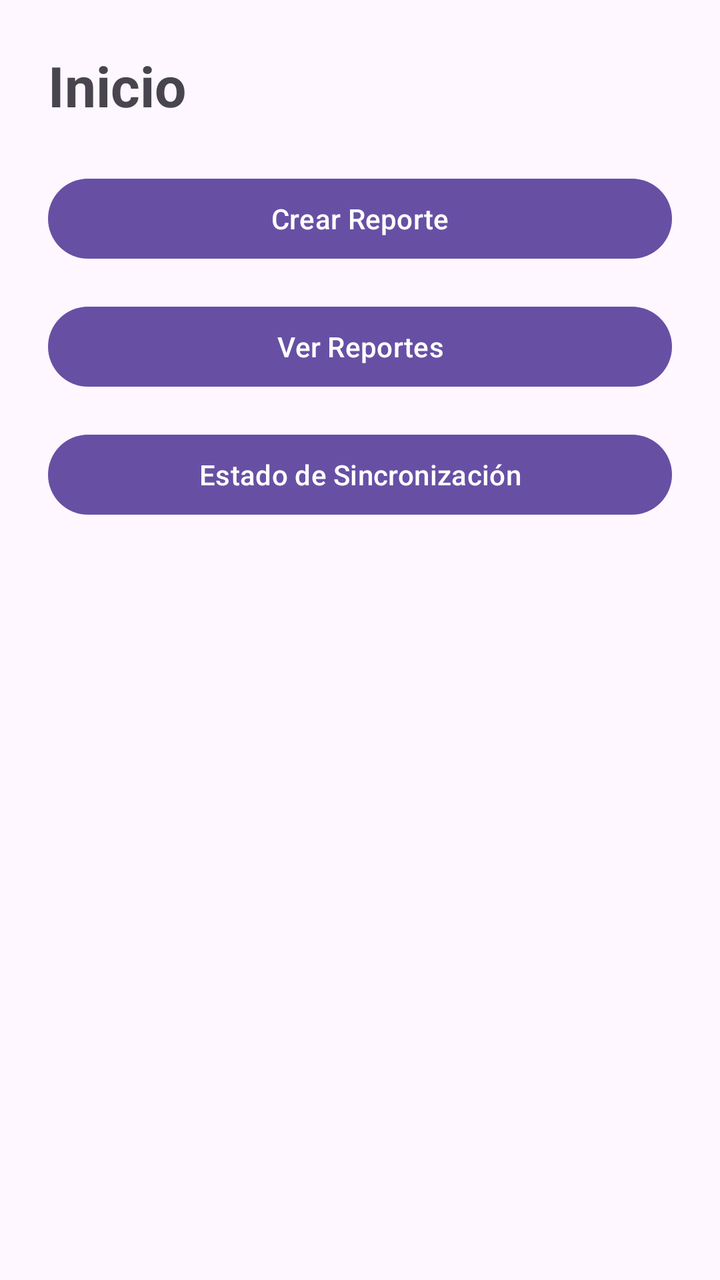
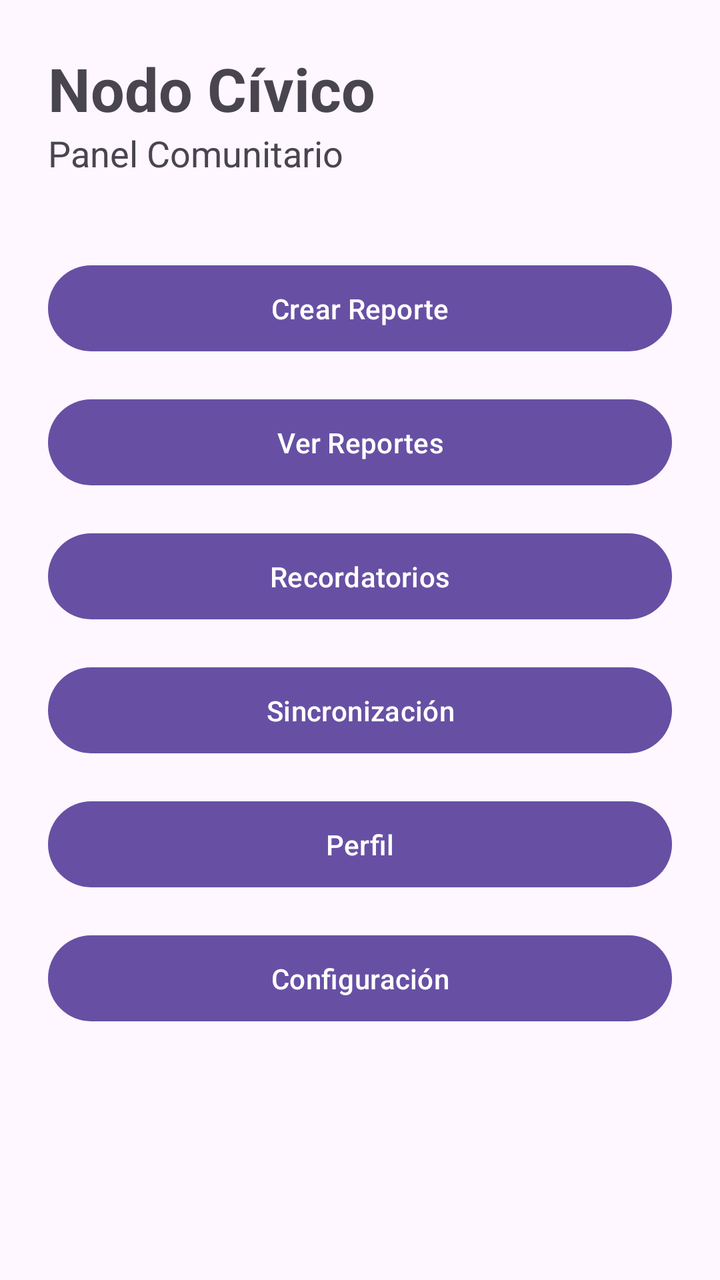

The first picture is an Android layout as it rendered before a commit; the second is the same layout after the commit. The layout source and the unified diff follow.
<!-- AndroidManifest.xml: application theme Theme.NodoCivico -->
<!-- res/layout/fragment_home.xml -->
<?xml version="1.0" encoding="utf-8"?>
<ScrollView xmlns:android="http://schemas.android.com/apk/res/android"
    android:layout_width="match_parent"
    android:layout_height="match_parent">

    <LinearLayout
        android:layout_width="match_parent"
        android:layout_height="wrap_content"
        android:orientation="vertical"
        android:padding="24dp">

        <TextView
            android:layout_width="wrap_content"
            android:layout_height="wrap_content"
            android:text="Inicio"
            android:textSize="28sp"
            android:textStyle="bold"
            android:layout_marginBottom="24dp" />

        <Button
            android:id="@+id/btnCreateReport"
            android:layout_width="match_parent"
            android:layout_height="wrap_content"
            android:text="Crear Reporte" />

        <Button
            android:id="@+id/btnViewReports"
            android:layout_width="match_parent"
            android:layout_height="wrap_content"
            android:text="Ver Reportes"
            android:layout_marginTop="16dp" />

        <Button
            android:id="@+id/btnSync"
            android:layout_width="match_parent"
            android:layout_height="wrap_content"
            android:text="Estado de Sincronización"
            android:layout_marginTop="16dp" />

    </LinearLayout>

</ScrollView>
<!-- resources referenced by this layout -->
<resources>
  <style name="Theme.NodoCivico" parent="Base.Theme.NodoCivico" />
  <style name="Base.Theme.NodoCivico" parent="Theme.Material3.DayNight.NoActionBar">
          
          
      </style>
</resources>

<!-- the commit's change to res/layout/fragment_home.xml (unified diff, before → after) -->
@@ -1,5 +1,6 @@
 <?xml version="1.0" encoding="utf-8"?>
 <ScrollView xmlns:android="http://schemas.android.com/apk/res/android"
+    xmlns:app="http://schemas.android.com/apk/res-auto"
     android:layout_width="match_parent"
     android:layout_height="match_parent">
 
@@ -12,30 +13,64 @@
         <TextView
             android:layout_width="wrap_content"
             android:layout_height="wrap_content"
-            android:text="Inicio"
-            android:textSize="28sp"
-            android:textStyle="bold"
-            android:layout_marginBottom="24dp" />
+            android:text="Nodo Cívico"
+            android:textSize="30sp"
+            android:textStyle="bold"/>
 
-        <Button
+        <TextView
+            android:layout_width="wrap_content"
+            android:layout_height="wrap_content"
+            android:text="Panel Comunitario"
+            android:textSize="18sp"
+            android:layout_marginBottom="24dp"/>
+
+        <com.google.android.material.button.MaterialButton
             android:id="@+id/btnCreateReport"
             android:layout_width="match_parent"
             android:layout_height="wrap_content"
-            android:text="Crear Reporte" />
+            android:text="Crear Reporte"
+            android:layout_marginTop="16dp"
+            android:padding="12dp"/>
 
-        <Button
+        <com.google.android.material.button.MaterialButton
             android:id="@+id/btnViewReports"
             android:layout_width="match_parent"
             android:layout_height="wrap_content"
             android:text="Ver Reportes"
-            android:layout_marginTop="16dp" />
+            android:layout_marginTop="16dp"
+            android:padding="12dp"/>
 
-        <Button
+        <com.google.android.material.button.MaterialButton
+            android:id="@+id/btnReminder"
+            android:layout_width="match_parent"
+            android:layout_height="wrap_content"
+            android:text="Recordatorios"
+            android:layout_marginTop="16dp"
+            android:padding="12dp"/>
+
+        <com.google.android.material.button.MaterialButton
             android:id="@+id/btnSync"
             android:layout_width="match_parent"
             android:layout_height="wrap_content"
-            android:text="Estado de Sincronización"
-            android:layout_marginTop="16dp" />
+            android:text="Sincronización"
+            android:layout_marginTop="16dp"
+            android:padding="12dp"/>
+
+        <com.google.android.material.button.MaterialButton
+            android:id="@+id/btnProfile"
+            android:layout_width="match_parent"
+            android:layout_height="wrap_content"
+            android:text="Perfil"
+            android:layout_marginTop="16dp"
+            android:padding="12dp"/>
+
+        <com.google.android.material.button.MaterialButton
+            android:id="@+id/btnSettings"
+            android:layout_width="match_parent"
+            android:layout_height="wrap_content"
+            android:text="Configuración"
+            android:layout_marginTop="16dp"
+            android:padding="12dp"/>
 
     </LinearLayout>
 
